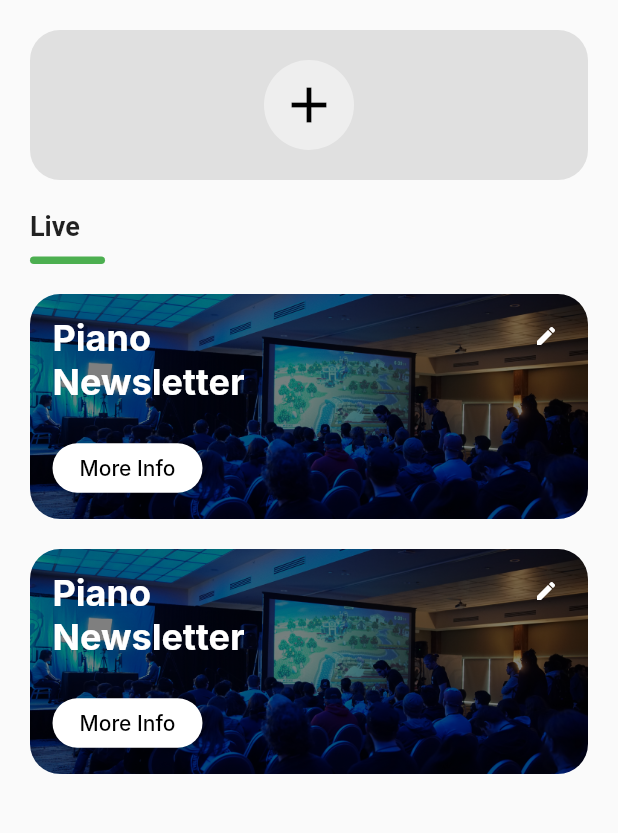
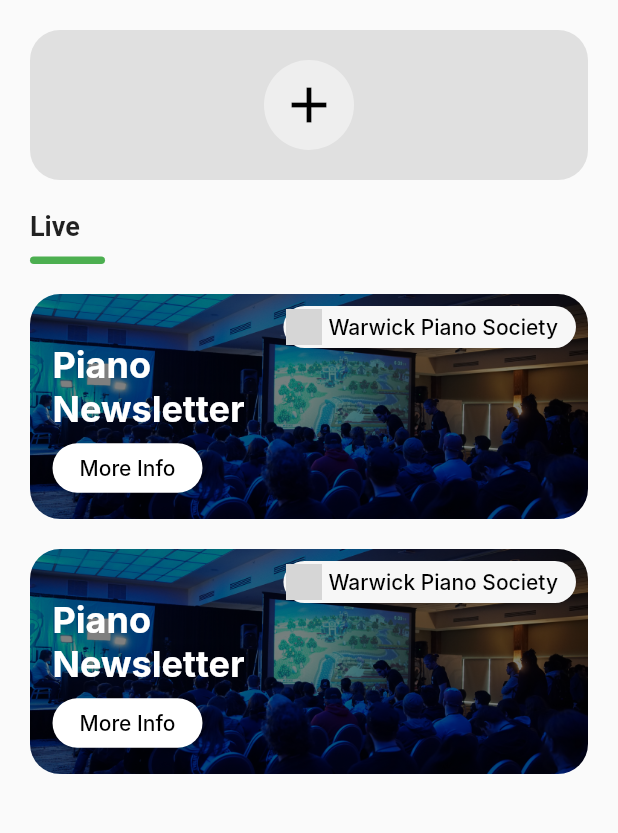
Before and after one commit to moritzstammel/warwicksocietyapp, a Flutter app: the SpotlightOverviewScreen screen opened directly, on a phone screen of 412 x 824 dp, the part 84-917 px from its top. Run offline on Flutter 3.47's test engine with Material 2 defaults, Android fonts, the phone set to English and light mode, and no system bars; our stand-ins replace cloud_firestore, firebase_auth, firebase_core, image_picker, rxdart; accounts and stored records are empty; network calls fail; Roboto replaces fonts that are missing (Inter); grey boxes are pictures that could not be loaded.

Commit message:
added spotlights details

```diff
--- a/lib/models/spotlight.dart
+++ b/lib/models/spotlight.dart
@@ -7,8 +7,9 @@ class Spotlight {
   final String text;
   final SocietyInfo society;
   final ImageProvider<Object> image;
+  final List<String> links;
 
-  Spotlight({required this.title, required this.text,required this.society,required this.image});
+  Spotlight({required this.title, required this.text,required this.society,required this.image,required this.links});
 
   factory Spotlight.fromJson(Map<String, dynamic> json) {
     return Spotlight(
@@ -16,6 +17,7 @@ class Spotlight {
       text: json['text'],
       image: Image.network(json["image_url"]).image,
       society: SocietyInfo.fromJson(json["society"]),
+      links: json["links"].cast<String>()
     );
   }
 
--- a/lib/profile/small_society_card.dart
+++ b/lib/profile/small_society_card.dart
@@ -3,8 +3,9 @@ import 'package:warwicksocietyapp/models/society_info.dart';
 
 class SmallSocietyCard extends StatelessWidget {
   final SocietyInfo society;
-
-  SmallSocietyCard({Key? key, required this.society}) : super(key: key);
+  final Color backgroundColor;
+  final Color textColor;
+  SmallSocietyCard({Key? key, required this.society,this.backgroundColor = const Color(0xFFF7F7F7), this.textColor = Colors.black}) : super(key: key);
 
   @override
   Widget build(BuildContext context) {
@@ -13,19 +14,23 @@ class SmallSocietyCard extends StatelessWidget {
         height: 28,
         padding: EdgeInsets.only(left: 2,right: 12),
         decoration: BoxDecoration(
-          color: Color(0xFFF7F7F7),
+          color: backgroundColor,
           borderRadius: BorderRadius.circular(100)
         ),
         child: Row(
           crossAxisAlignment: CrossAxisAlignment.center,
           children: [
              ClipOval(
+               child: Container(
+                 color: Colors.white,
                  child: Image.network(
                     society.logoUrl, // Replace with the network image URL
                     width: 24,
                     height: 24,
                     fit: BoxFit.contain,
                   ),
+               ),
+
              ),
            SizedBox(width: 4,),
             Expanded(
@@ -36,7 +41,9 @@ class SmallSocietyCard extends StatelessWidget {
                   style: TextStyle(
                     fontSize: 14,
                     fontWeight: FontWeight.w500,
-                    color: Colors.black,
+                    color: textColor,
+                    decoration: TextDecoration.none,
+                    fontFamily: "Inter"
                   ),
                 ),
               ),
--- a/lib/spotlight_creation/spotlight_creation_screen.dart
+++ b/lib/spotlight_creation/spotlight_creation_screen.dart
@@ -158,6 +158,7 @@ class _SpotlightCreationScreenState extends State<SpotlightCreationScreen> {
                         image: _selectedImagePath != null
                             ? Image.file(File(_selectedImagePath!),).image
                             : AssetImage("assets/spotlights_background_image.jpg"),
+                        links: []
                       )],
                       editable: false,
                     ),
--- a/lib/spotlight_creation/spotlight_overview_screen.dart
+++ b/lib/spotlight_creation/spotlight_overview_screen.dart
@@ -110,6 +110,7 @@ class SpotlightOverviewScreen extends StatelessWidget {
                     ref:FirebaseFirestore.instance.doc("/universities/university-of-warwick/societies/S3lJHuxEAzhBlIx1EVED")
                 ),
                 image: const AssetImage("assets/spotlights_background_image.jpg"),
+                  links: []
               ),
               ],
               editable: true,
--- a/lib/widgets/spotlight_card.dart
+++ b/lib/widgets/spotlight_card.dart
@@ -1,5 +1,7 @@
 import 'package:cloud_firestore/cloud_firestore.dart';
 import 'package:flutter/material.dart';
+import 'package:warwicksocietyapp/home/spotlight_details.dart';
+import 'package:warwicksocietyapp/profile/small_society_card.dart';
 import 'dart:async';
 
 import '../models/society_info.dart';
@@ -37,6 +39,30 @@ class _SpotlightCardState extends State<SpotlightCard> {
     super.dispose();
   }
 
+
+
+  void openSpotlightInfo(Spotlight spotlight) {
+    showGeneralDialog(
+      barrierDismissible: true,
+      barrierLabel: "",
+      context: context,
+      pageBuilder: (ctx, a1, a2) {
+        return Container();
+      },
+      transitionBuilder: (ctx, a1, a2, child) {
+        var curve = Curves.easeInOut.transform(a1.value);
+        return Transform.scale(
+          scale: curve,
+          child: SpotlightDetails(spotlight: spotlight,),
+        );
+      },
+      transitionDuration: const Duration(milliseconds: 200),
+    );
+  }
+
+
+
+
   @override
   Widget build(BuildContext context) {
     if (widget.spotlights.isEmpty){
@@ -44,7 +70,7 @@ class _SpotlightCardState extends State<SpotlightCard> {
           name: "Warwick Piano Society",
           logoUrl: "test.de",
           ref:FirebaseFirestore.instance.doc("/universities/university-of-warwick/societies/S3lJHuxEAzhBlIx1EVED")
-      ), image: NetworkImage("https://warwick.ac.uk/about/campus/oculus-3-2.jpg")));
+      ), image: NetworkImage("https://warwick.ac.uk/about/campus/oculus-3-2.jpg"),links: []));
     }
 
 
@@ -57,11 +83,14 @@ class _SpotlightCardState extends State<SpotlightCard> {
               if(widget.spotlights.length>1) {
                 _currentIndex = (_currentIndex + 1) % widget.spotlights.length;
               }
+              if(widget.spotlights.length==1){
+                openSpotlightInfo(widget.spotlights.first);
+              }
             });
           },
           child: Container(
             margin: EdgeInsets.symmetric(horizontal: 20, vertical: 10),
-          padding: EdgeInsets.only(right: 15,top: 15,left: 15),
+            padding: EdgeInsets.only(right: 8,top: 8,left: 15),
             decoration: BoxDecoration(
               borderRadius: BorderRadius.circular(20),
               image: DecorationImage(
@@ -76,24 +105,21 @@ class _SpotlightCardState extends State<SpotlightCard> {
             height: 150,
             child: Stack(
               children: [
-              if (widget.editable) Positioned(
-                top: 5,
-                right: 5,
-                child: GestureDetector(
-                  onTap: () {
-                    // Handle edit button press
-                  },
-                  child: Icon(
-                    Icons.edit,
-                    color: Colors.white,
-                    size: 16,
+                Positioned(
+                  top: 0,
+                  right: 0,
+                  child: SmallSocietyCard(society: widget.spotlights[_currentIndex].society,)
                 ),
-                ),
-              ),
-              Column(
+
+                Container(
+                  width: 150,
+                  child: Column(
+
                     crossAxisAlignment: CrossAxisAlignment.start,
                     children: [
+                      SizedBox(height: 25,),
                       Text(
+
                         widget.spotlights[_currentIndex].title,
                         style: TextStyle(
                           color: Colors.white,
@@ -107,7 +133,7 @@ class _SpotlightCardState extends State<SpotlightCard> {
                         margin: EdgeInsets.only(bottom: 10),
                         child: ElevatedButton(
                           onPressed: () {
-                        // Handle more info button press
+                            openSpotlightInfo( widget.spotlights[_currentIndex]);
                           },
                           child: Text(
                             'More Info',
@@ -124,6 +150,7 @@ class _SpotlightCardState extends State<SpotlightCard> {
                         ),
                       ),
                     ],
+                  ),
                 ),
 
                 // Paging Indicator Dots (Hide if only one spotlight)
--- a/pubspec.yaml
+++ b/pubspec.yaml
@@ -42,7 +42,7 @@ dependencies:
   cloud_firestore: ^4.8.5
   image_picker: ^1.0.2
   rxdart: ^0.27.7
-
+  url_launcher: ^6.1.14
 
 dev_dependencies:
   flutter_test:
```
Also changed, not shown: lib/home/spotlight_details.dart (added, +128 -0 lines), pubspec.lock, 1 other file. Lines whose indentation alone changed are shown as unchanged.
